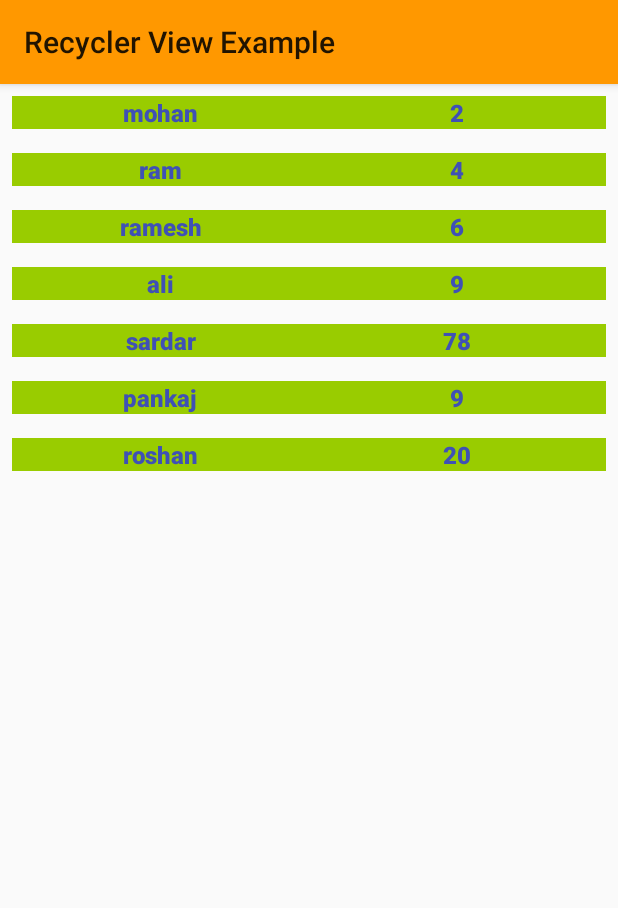
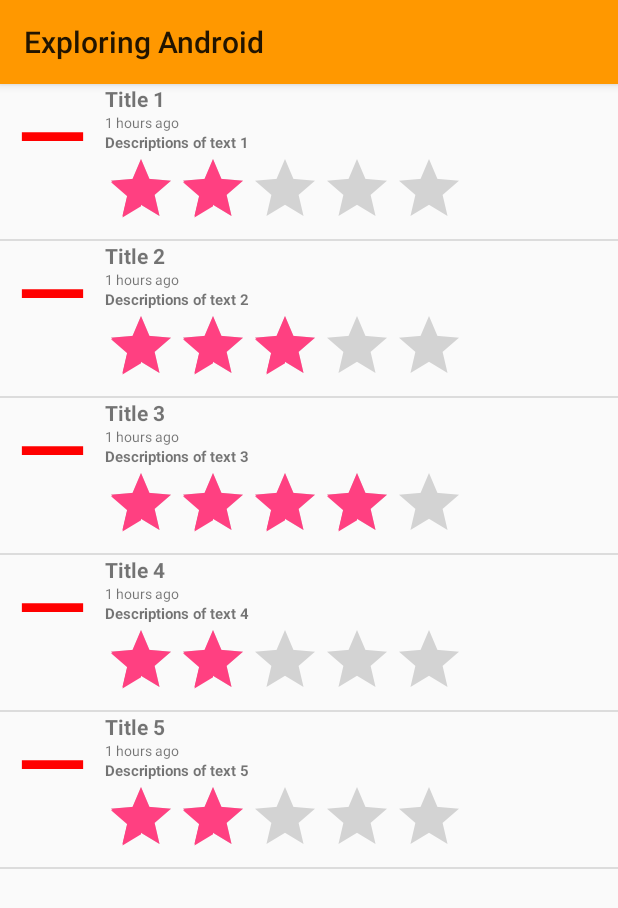
Before and after one commit to codewithvikas/Exploring-Android, an Android app: the screen it shows after launch (RecyclerViewActivity before the commit, ListView2Activity after it), after a tap on "OPEN ACTIVITY", on a phone screen of 412 x 824 dp. Shown: the top 908 px of the screen. Run offline under Robolectric (Android 15) with nearby library versions, the phone set to English and light mode, and no system bars.

Commit message:
Exploring ListView with Ratingbar Example added.

```diff
--- /dev/null
+++ b/app/src/main/java/com/codewithvikas/exploring/android/Artikel.java
@@ -0,0 +1,47 @@
+package com.codewithvikas.exploring.android;
+
+public class Artikel {
+    private int imageId;
+    private float ratingId;
+    private String title;
+    private String timestamp;
+    private String descriptions;
+
+    public Artikel(int imageId, String title, String timestamp, String
+            descriptions, float ratingId) {
+        this.imageId = imageId;
+        this.title = title;
+        this.timestamp = timestamp;
+        this.descriptions = descriptions;
+        this.ratingId = ratingId;
+    }
+    public int getImageId() {
+        return imageId;
+    }
+
+    public float getRatingId() {
+        return ratingId;
+    }
+
+    public void setImageId(int imageId) {
+        this.imageId = imageId;
+    }
+    public String getTitle() {
+        return title;
+    }
+    public void setTitle(String title) {
+        this.title = title;
+    }
+    public String getTimestamp() {
+        return timestamp;
+    }
+    public void setTimestamp(String timestamp) {
+        this.timestamp = timestamp;
+    }
+    public String getDescriptions() {
+        return descriptions;
+    }
+    public void setDescriptions(String descriptions) {
+        this.descriptions = descriptions;
+    }
+}
--- /dev/null
+++ b/app/src/main/java/com/codewithvikas/exploring/android/ListView2Activity.java
@@ -0,0 +1,72 @@
+package com.codewithvikas.exploring.android;
+
+import android.support.v7.app.AppCompatActivity;
+import android.os.Bundle;
+import android.view.View;
+import android.view.ViewStub;
+import android.widget.AdapterView;
+import android.widget.ListView;
+
+import java.util.ArrayList;
+
+public class ListView2Activity extends AppCompatActivity {
+    private ViewStub stubList;
+    private ListView listview;
+    private ListViewArrayAdapter listViewArrayAdapter;
+    private ArrayList<Artikel> artikelList;
+
+    private ArrayList<Artikel> getArtikelList() {
+        artikelList= new ArrayList<>();
+        artikelList.add(new Artikel(R.drawable.ic_remove_black,"Title 1","1 hours ago","Descriptions of text 1", 2.0f));
+        artikelList.add(new Artikel(R.drawable.ic_remove_black,"Title 2","1 hours ago","Descriptions of text 2", 3.0f));
+        artikelList.add(new Artikel(R.drawable.ic_remove_black,"Title 3","1 hours ago","Descriptions of text 3", 4.0f));
+        artikelList.add(new Artikel(R.drawable.ic_remove_black,"Title 4","1 hours ago","Descriptions of text 4", 2.0f));
+        artikelList.add(new Artikel(R.drawable.ic_remove_black,"Title 5","1 hours ago","Descriptions of text 5", 2.0f));
+        return artikelList;
+    }
+
+    @Override
+    protected void onCreate(Bundle savedInstanceState) {
+        super.onCreate(savedInstanceState);
+
+        setContentView(R.layout.activity_listview2);
+        //stubList=(ViewStub) findViewById(R.id.stublist);
+        //stubList.inflate();
+        listview=(ListView) findViewById(R.id.list_view);
+        //stubList.setVisibility(View.VISIBLE);
+
+        getArtikelList();
+        listViewArrayAdapter=new ListViewArrayAdapter(this,artikelList);
+        listview.setAdapter(listViewArrayAdapter);
+
+
+        listview.setOnItemClickListener(new AdapterView.OnItemClickListener() {
+            @Override
+            public void onItemClick(AdapterView<?> parent, View view, int position, long id) {
+                // Toast.makeText(getApplicationContext(),
+                //     artikelList.get(position).getTitle(), Toast.LENGTH_SHORT).show();
+
+                Bundle bundle = new Bundle();
+                bundle.putString("dataTitle", artikelList.get(position).getTitle().toString());
+                bundle.putInt("dataImg", artikelList.get(position).getImageId());
+                bundle.putString("dataDesc", artikelList.get(position).getDescriptions().toString());
+
+                /*Intent intent = new Intent(MainActivity.this, DetailBerita.class);
+                intent.putExtras(bundle);
+                startActivity(intent);*/
+
+            }
+        });
+
+        /*Button mBtn_login = (Button)findViewById(R.id.button1);
+        mBtn_login.setOnClickListener(new View.OnClickListener() {
+            @Override
+            public void onClick(View v) {
+                Intent intent = new Intent(MainActivity.this, MenuApkAndroid.class);
+                startActivity(intent);
+            }
+        });*/
+
+    }
+
+}
--- /dev/null
+++ b/app/src/main/java/com/codewithvikas/exploring/android/ListViewArrayAdapter.java
@@ -0,0 +1,49 @@
+package com.codewithvikas.exploring.android;
+
+import android.content.Context;
+import android.support.annotation.NonNull;
+import android.support.annotation.Nullable;
+import android.view.LayoutInflater;
+import android.view.View;
+import android.view.ViewGroup;
+import android.widget.ArrayAdapter;
+import android.widget.ImageView;
+import android.widget.RatingBar;
+import android.widget.TextView;
+
+import java.util.ArrayList;
+
+public class ListViewArrayAdapter extends ArrayAdapter<Artikel> {
+    Context mContext;
+    ArrayList<Artikel> mArtikels;
+    public ListViewArrayAdapter(@NonNull Context context, @NonNull ArrayList<Artikel> artikels) {
+        super(context, 0, artikels);
+        mContext = context;
+        mArtikels = artikels;
+    }
+
+    @NonNull
+    @Override
+    public View getView(int position, @Nullable View convertView, @NonNull ViewGroup parent) {
+        View listItem = convertView;
+        if (listItem ==null){
+            listItem = LayoutInflater.from(mContext).inflate(R.layout.artikel_list_item,parent,false);
+        }
+        Artikel artikel = mArtikels.get(position);
+
+        ImageView imageView = listItem.findViewById(R.id.imageView);
+        TextView title = listItem.findViewById(R.id.textTitle);
+        TextView time = listItem.findViewById(R.id.textTime);
+        TextView disc = listItem.findViewById(R.id.textDesc);
+        RatingBar ratingBar = listItem.findViewById(R.id.ratingBar);
+
+        imageView.setImageResource(artikel.getImageId());
+        title.setText(artikel.getTitle());
+        time.setText(artikel.getTimestamp());
+        disc.setText(artikel.getDescriptions());
+
+        ratingBar.setRating(artikel.getRatingId());
+
+        return listItem;
+    }
+}
--- a/app/src/main/java/com/codewithvikas/exploring/android/MainActivity.java
+++ b/app/src/main/java/com/codewithvikas/exploring/android/MainActivity.java
@@ -4,9 +4,6 @@ import android.content.Intent;
 import android.os.Bundle;
 import android.support.v7.app.AppCompatActivity;
 import android.view.View;
-import android.widget.TextView;
-
-import java.util.ArrayList;
 
 public class MainActivity extends AppCompatActivity {
 
@@ -17,6 +14,6 @@ public class MainActivity extends AppCompatActivity {
     }
 
     public void openRecyclerViewActivity(View view) {
-        startActivity(new Intent(this,RecyclerViewActivity.class));
+        startActivity(new Intent(this, ListView2Activity.class));
     }
 }
--- a/app/src/main/java/com/codewithvikas/exploring/android/MyRecyclerViewAdapter.java
+++ /dev/null
@@ -1,53 +0,0 @@
-package com.codewithvikas.exploring.android;
-
-import android.support.annotation.NonNull;
-import android.support.v7.widget.RecyclerView;
-import android.util.Log;
-import android.view.LayoutInflater;
-import android.view.View;
-import android.view.ViewGroup;
-import android.widget.TextView;
-
-import java.util.ArrayList;
-
-public class MyRecyclerViewAdapter extends RecyclerView.Adapter<MyRecyclerViewAdapter.MyViewHolder> {
-
-    ArrayList<UserInput> userInputs;
-    MyRecyclerViewAdapter(ArrayList<UserInput> userInputs){
-        this.userInputs = userInputs;
-    }
-    @NonNull
-    @Override
-    public MyViewHolder onCreateViewHolder(@NonNull ViewGroup parent, int viewType) {
-
-        View itemViews = LayoutInflater.from(parent.getContext()).inflate(R.layout.recycler_view_item,parent,false);
-        return new MyViewHolder(itemViews);
-    }
-
-    @Override
-    public void onBindViewHolder(@NonNull MyViewHolder myViewHolder, int position) {
-
-
-        myViewHolder.cell1.setText(userInputs.get(position).getName());
-        myViewHolder.cell2.setText(""+userInputs.get(position).getRoll_no());
-
-    }
-
-    @Override
-    public int getItemCount() {
-        Log.i(MyRecyclerViewAdapter.class.getSimpleName(),"Size:"+userInputs.size());
-        return userInputs.size();
-    }
-
-    static class MyViewHolder extends RecyclerView.ViewHolder{
-
-        TextView cell1,cell2;
-        public MyViewHolder(@NonNull View itemView) {
-            super(itemView);
-            cell1 = itemView.findViewById(R.id.cell1);
-            cell2 = itemView.findViewById(R.id.cell2);
-
-        }
-    }
-
-}
--- a/app/src/main/java/com/codewithvikas/exploring/android/RecyclerViewActivity.java
+++ /dev/null
@@ -1,40 +0,0 @@
-package com.codewithvikas.exploring.android;
-
-import android.os.Bundle;
-import android.support.annotation.Nullable;
-import android.support.v7.app.AppCompatActivity;
-import android.support.v7.widget.LinearLayoutManager;
-import android.support.v7.widget.RecyclerView;
-import android.util.Log;
-
-import java.util.ArrayList;
-
-public class RecyclerViewActivity extends AppCompatActivity {
-
-    ArrayList<UserInput> userInputs;
-
-    @Override
-    public void onCreate(@Nullable Bundle savedInstanceState) {
-        super.onCreate(savedInstanceState);
-        setContentView(R.layout.activity_recycler_view);
-
-        updateUserInput();
-
-        RecyclerView dynamicTable = findViewById(R.id.dynamic_table_view);
-
-        dynamicTable.setLayoutManager(new LinearLayoutManager(this));
-        dynamicTable.setAdapter(new MyRecyclerViewAdapter(userInputs));
-    }
-
-    private void updateUserInput() {
-        userInputs = new ArrayList<>();
-        userInputs.add(new UserInput("mohan",2));
-        userInputs.add(new UserInput("ram",4));
-        userInputs.add(new UserInput("ramesh",6));
-        userInputs.add(new UserInput("ali",9));
-        userInputs.add(new UserInput("sardar",78));
-        userInputs.add(new UserInput("pankaj",9));
-        userInputs.add(new UserInput("roshan",20));
-    }
-
-}
--- a/app/src/main/java/com/codewithvikas/exploring/android/UserInput.kt
+++ b/app/src/main/java/com/codewithvikas/exploring/android/UserInput.kt
@@ -1,5 +1,5 @@
 package com.codewithvikas.exploring.android
 
-data class UserInput(val name:String,val roll_no:Int) {
+data class UserInput(val name:String,val roll_no:Int,val rating:Int) {
 
 }
--- a/app/src/main/res/layout/activity_recycler_view.xml
+++ b/app/src/main/res/layout/activity_list_view.xml
@@ -1,8 +1,8 @@
 <?xml version="1.0" encoding="utf-8"?>
-<android.support.v7.widget.RecyclerView xmlns:android="http://schemas.android.com/apk/res/android"
+<ListView xmlns:android="http://schemas.android.com/apk/res/android"
     xmlns:app="http://schemas.android.com/apk/res-auto"
     xmlns:tools="http://schemas.android.com/tools"
-    tools:context=".RecyclerViewActivity"
-    android:id="@+id/dynamic_table_view"
+    tools:context=".ListViewActivity"
+    android:id="@+id/list_view"
     android:layout_width="match_parent"
     android:layout_height="match_parent" />
--- /dev/null
+++ b/app/src/main/res/layout/activity_listview2.xml
@@ -0,0 +1,10 @@
+<?xml version="1.0" encoding="utf-8"?>
+<ListView xmlns:android="http://schemas.android.com/apk/res/android"
+    xmlns:app="http://schemas.android.com/apk/res-auto"
+    xmlns:tools="http://schemas.android.com/tools"
+    android:layout_width="match_parent"
+    android:layout_height="match_parent"
+    tools:context=".ListView2Activity"
+    android:id="@+id/list_view">
+
+</ListView>
--- /dev/null
+++ b/app/src/main/res/layout/artikel_list_item.xml
@@ -0,0 +1,49 @@
+<?xml version="1.0" encoding="utf-8"?>
+<RelativeLayout xmlns:android="http://schemas.android.com/apk/res/android"
+    android:layout_width="match_parent"
+    android:layout_height="match_parent">
+    <ImageView
+        android:id="@+id/imageView"
+        android:layout_width="70dp"
+        android:layout_height="70dp"
+        android:src="@drawable/ic_remove_black"/>
+    <TextView
+        android:id="@+id/textTitle"
+        android:text="Title of the Text"
+        android:layout_toEndOf="@id/imageView"
+        android:layout_toRightOf="@id/imageView"
+        android:layout_width="match_parent"
+        android:layout_height="wrap_content"
+        android:textStyle="bold"
+         />
+    <TextView
+        android:id="@+id/textTime"
+        android:layout_below="@id/textTitle"
+        android:text="1 hours ago"
+        android:layout_toEndOf="@id/imageView"
+        android:layout_toRightOf="@id/imageView"
+        android:layout_width="match_parent"
+        android:layout_height="wrap_content"
+        android:textSize="9dp"/>
+    <TextView
+        android:id="@+id/textDesc"
+        android:layout_below="@+id/textTime"
+        android:text="This is descriptions of the title of text"
+        android:layout_toEndOf="@id/imageView"
+        android:layout_toRightOf="@id/imageView"
+        android:layout_width="match_parent"
+        android:layout_height="wrap_content"
+        android:textStyle="bold"
+        android:textSize="10dp"/>
+
+    <RatingBar
+        android:id="@+id/ratingBar"
+        android:layout_width="wrap_content"
+        android:layout_height="wrap_content"
+        android:layout_toEndOf="@id/imageView"
+        android:layout_toRightOf="@id/imageView"
+        android:layout_below="@id/textDesc"
+        android:numStars="5"
+        android:stepSize="1.0"
+        />
+</RelativeLayout>
--- a/app/src/main/res/layout/recycler_view_item.xml
+++ b/app/src/main/res/layout/list_view_item.xml
@@ -6,16 +6,26 @@
     <TextView
         android:id="@+id/cell1"
         android:layout_width="0dp"
-        android:layout_weight="1"
+        android:layout_weight="2"
         android:layout_height="wrap_content"
-        style="@style/textViewStyle1"
-        android:background="@android:color/holo_green_light"/>
+        style="@style/textViewStyle1" />
     <TextView
         android:id="@+id/cell2"
         android:layout_width="0dp"
-        android:layout_weight="1"
+        android:layout_weight="2"
         android:layout_height="wrap_content"
-        style="@style/textViewStyle1"
-        android:background="@android:color/holo_green_light"/>
+        style="@style/textViewStyle1" />
+<LinearLayout
+    android:layout_width="wrap_content"
+    android:layout_height="wrap_content">
+    <RatingBar
+        android:id="@+id/ratingBar"
+        android:layout_width="wrap_content"
+        android:layout_height="wrap_content"
+        android:numStars="5"
+        android:stepSize="1.0"
+        />
+</LinearLayout>
+
 
 </LinearLayout>
```
Also changed, not shown: app/src/main/AndroidManifest.xml (+4 -3 lines), app/src/main/java/com/codewithvikas/exploring/android/ListViewActivity.java (added, +38 -0 lines), app/src/main/java/com/codewithvikas/exploring/android/ListViewAdapter.java (added, +45 -0 lines).
